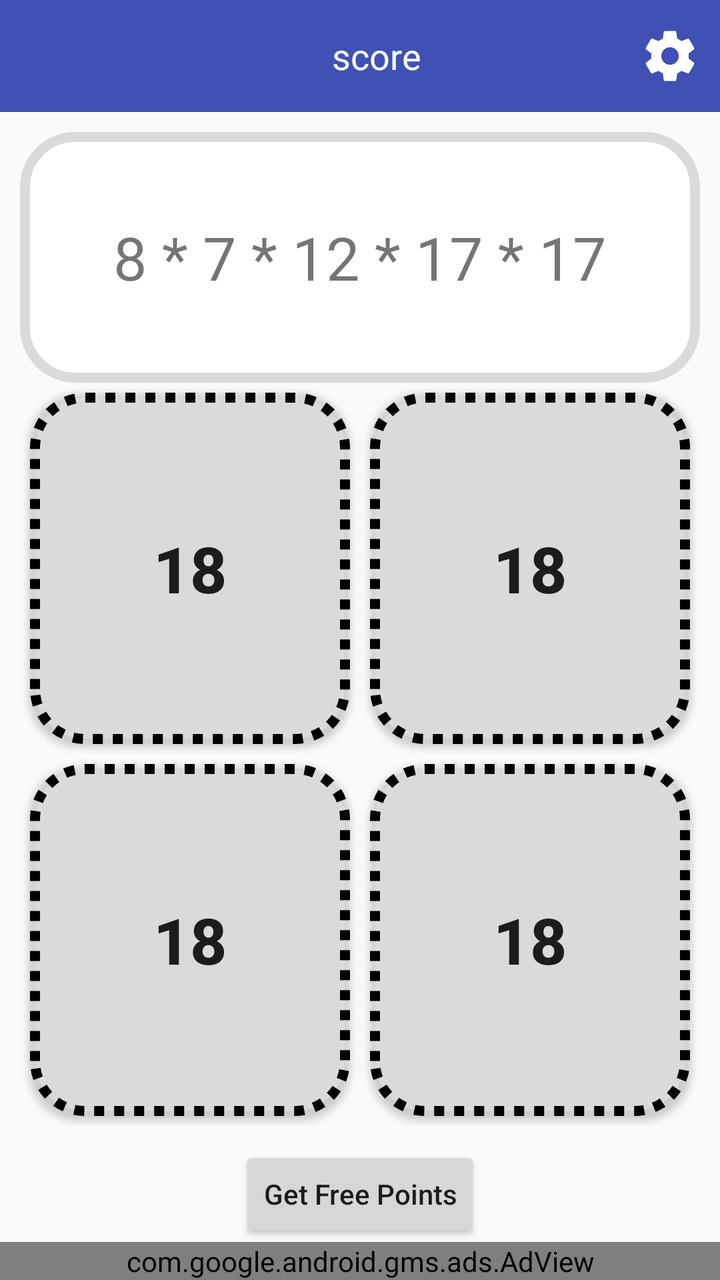
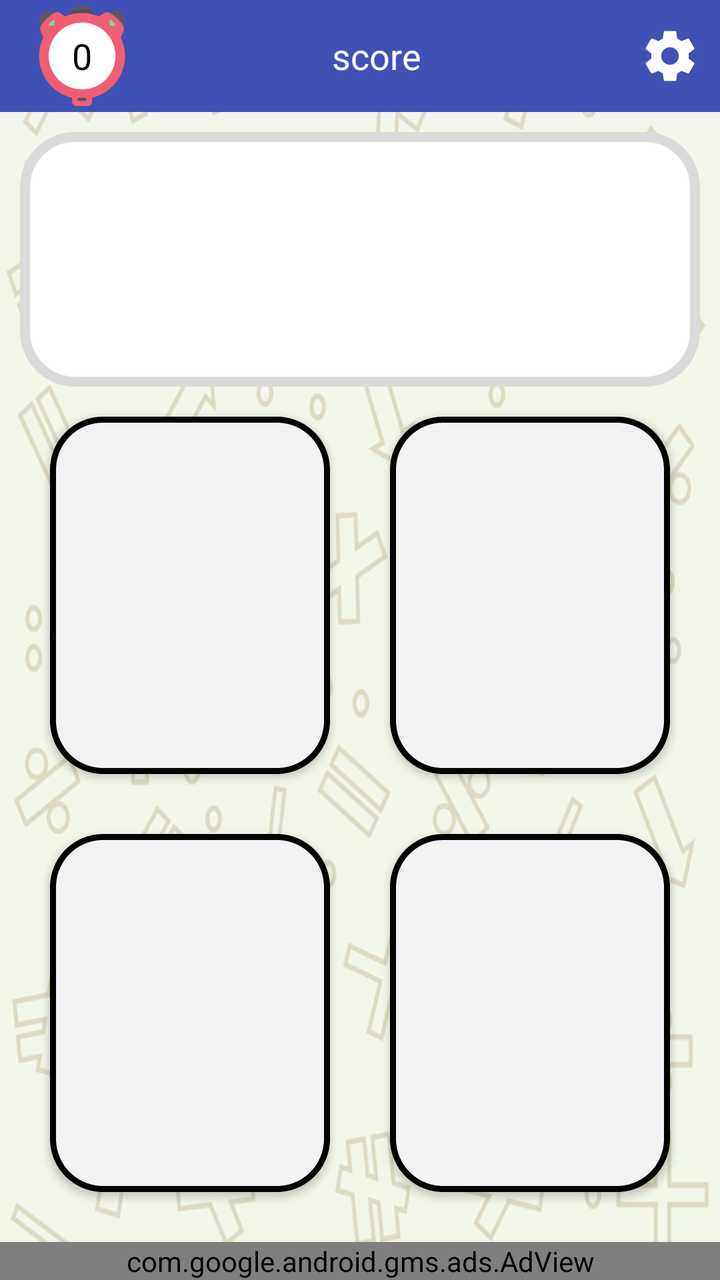

The first picture is an Android layout as it rendered before a commit; the second is the same layout after the commit. The layout source and the unified diff follow.
<!-- AndroidManifest.xml: application theme AppTheme -->
<!-- res/layout/activity_main.xml -->
<?xml version="1.0" encoding="utf-8"?>
<RelativeLayout xmlns:android="http://schemas.android.com/apk/res/android"
    xmlns:app="http://schemas.android.com/apk/res-auto"
    xmlns:tools="http://schemas.android.com/tools"
    android:layout_width="match_parent"
    android:layout_height="match_parent">

    <android.support.v7.widget.Toolbar
        android:id="@+id/main_toolbar"
        android:layout_width="match_parent"
        android:layout_height="wrap_content"
        android:layout_alignParentTop="true"
        android:background="@color/colorPrimary">

        <RelativeLayout

            android:layout_width="match_parent"
            android:layout_height="match_parent">

            <TextView
                android:id="@+id/main_tv_score"
                android:layout_width="wrap_content"
                android:layout_height="wrap_content"
                android:layout_alignParentTop="true"
                android:layout_centerHorizontal="true"
                android:layout_centerVertical="true"
                android:gravity="center_horizontal"
                android:text="score"
                android:textColor="@color/colorWhite"
                android:textSize="18sp" />

            <ImageView
                android:id="@+id/main_iv_setting"
                android:layout_width="50dp"
                android:layout_height="50dp"
                android:layout_alignParentEnd="true"
                android:layout_centerVertical="true"
                android:padding="10dp"
                android:src="@drawable/ic_settings_black_24dp" />
        </RelativeLayout>
    </android.support.v7.widget.Toolbar>

    <LinearLayout
        android:layout_width="match_parent"
        android:layout_height="match_parent"
        android:layout_above="@id/main_btn_to_quiz"
        android:layout_below="@id/main_toolbar"
        android:orientation="vertical"
        android:padding="10dp">

        <TextView
            android:layout_width="match_parent"
            android:layout_height="wrap_content"
            android:layout_weight="1"
            android:background="@drawable/question_background"
            android:gravity="center"
            android:text="8 * 7 * 12 * 17 * 17"
            android:textSize="30sp" />

        <LinearLayout
            android:layout_width="match_parent"
            android:layout_height="wrap_content"
            android:layout_weight="1.5"
            android:orientation="horizontal"
            android:weightSum="2">

            <Button
                android:layout_width="0dp"
                android:layout_height="match_parent"
                android:layout_margin="5dp"
                android:layout_weight="1"
                android:background="@drawable/answers_bacground"
                android:text="18"
                android:textSize="32sp"
                android:textStyle="bold" />

            <Button
                android:layout_width="0dp"
                android:layout_height="match_parent"
                android:layout_margin="5dp"
                android:layout_weight="1"
                android:background="@drawable/answers_bacground"
                android:text="18"
                android:textSize="32sp"
                android:textStyle="bold" />
        </LinearLayout>

        <LinearLayout
            android:layout_width="match_parent"
            android:layout_height="wrap_content"
            android:layout_weight="1.5"
            android:orientation="horizontal">

            <Button
                android:layout_width="0dp"
                android:layout_height="match_parent"
                android:layout_margin="5dp"
                android:layout_weight="1"
                android:background="@drawable/answers_bacground"
                android:text="18"
                android:textSize="32sp"
                android:textStyle="bold" />

            <Button
                android:layout_width="0dp"
                android:layout_height="match_parent"
                android:layout_margin="5dp"
                android:layout_weight="1"
                android:background="@drawable/answers_bacground"
                android:text="18"
                android:textSize="32sp"
                android:textStyle="bold" />
        </LinearLayout>
    </LinearLayout>

    <Button
        android:id="@+id/main_btn_to_quiz"
        android:layout_width="wrap_content"
        android:layout_height="wrap_content"
        android:layout_above="@id/adView"
        android:layout_centerHorizontal="true"
        android:text="Get Free Points"
        android:textAllCaps="false" />

    <com.google.android.gms.ads.AdView xmlns:ads="http://schemas.android.com/apk/res-auto"
        android:id="@+id/adView"
        android:layout_width="match_parent"
        android:layout_height="wrap_content"
        android:layout_alignParentBottom="true"
        android:layout_centerHorizontal="true"
        ads:adSize="SMART_BANNER"
        ads:adUnitId="ca-app-pub-3940256099942544/6300978111" />
</RelativeLayout>
<!-- resources referenced by this layout -->
<resources>
  <color name="colorPrimary">#3F51B5</color>
  <color name="colorWhite">#FFF</color>
  <!-- drawable answers_bacground (drawable) -->
  <?xml version="1.0" encoding="utf-8"?>
  <shape xmlns:android="http://schemas.android.com/apk/res/android">
      <corners android:radius="25dp" />
      <solid android:color="@color/colorGray"/>
      <stroke
          android:width="5dp"
          android:dashGap="5dp"
          android:dashWidth="5dp" />
  </shape>
  <!-- drawable ic_settings_black_24dp (drawable) -->
  <vector xmlns:android="http://schemas.android.com/apk/res/android"
          android:width="24dp"
          android:height="24dp"
          android:viewportWidth="24.0"
          android:viewportHeight="24.0">
      <path
          android:fillColor="#FFFFFFFF"
          android:pathData="M19.43,12.98c0.04,-0.32 0.07,-0.64 0.07,-0.98s-0.03,-0.66 -0.07,-0.98l2.11,-1.65c0.19,-0.15 0.24,-0.42 0.12,-0.64l-2,-3.46c-0.12,-0.22 -0.39,-0.3 -0.61,-0.22l-2.49,1c-0.52,-0.4 -1.08,-0.73 -1.69,-0.98l-0.38,-2.65C14.46,2.18 14.25,2 14,2h-4c-0.25,0 -0.46,0.18 -0.49,0.42l-0.38,2.65c-0.61,0.25 -1.17,0.59 -1.69,0.98l-2.49,-1c-0.23,-0.09 -0.49,0 -0.61,0.22l-2,3.46c-0.13,0.22 -0.07,0.49 0.12,0.64l2.11,1.65c-0.04,0.32 -0.07,0.65 -0.07,0.98s0.03,0.66 0.07,0.98l-2.11,1.65c-0.19,0.15 -0.24,0.42 -0.12,0.64l2,3.46c0.12,0.22 0.39,0.3 0.61,0.22l2.49,-1c0.52,0.4 1.08,0.73 1.69,0.98l0.38,2.65c0.03,0.24 0.24,0.42 0.49,0.42h4c0.25,0 0.46,-0.18 0.49,-0.42l0.38,-2.65c0.61,-0.25 1.17,-0.59 1.69,-0.98l2.49,1c0.23,0.09 0.49,0 0.61,-0.22l2,-3.46c0.12,-0.22 0.07,-0.49 -0.12,-0.64l-2.11,-1.65zM12,15.5c-1.93,0 -3.5,-1.57 -3.5,-3.5s1.57,-3.5 3.5,-3.5 3.5,1.57 3.5,3.5 -1.57,3.5 -3.5,3.5z"/>
  </vector>
  <!-- drawable question_background (drawable) -->
  <?xml version="1.0" encoding="utf-8"?>
  <shape xmlns:android="http://schemas.android.com/apk/res/android">
      <solid android:color="@color/colorWhite" />
      <corners android:radius="25dp" />
      <stroke
          android:width="5dp"
          android:color="@color/colorGray" />
  </shape>
  <style name="AppTheme" parent="Theme.AppCompat.Light.DarkActionBar">
          
          <item name="colorPrimary">@color/colorPrimary</item>
          <item name="colorPrimaryDark">@color/colorPrimaryDark</item>
          <item name="colorAccent">@color/colorAccent</item>
      </style>
  <color name="colorGray">#dadada</color>
  <color name="colorPrimaryDark">#303F9F</color>
  <color name="colorAccent">#FF4081</color>
</resources>

<!-- the commit's change to res/layout/activity_main.xml (unified diff, before → after) -->
@@ -2,8 +2,10 @@
 <RelativeLayout xmlns:android="http://schemas.android.com/apk/res/android"
     xmlns:app="http://schemas.android.com/apk/res-auto"
     xmlns:tools="http://schemas.android.com/tools"
+    android:id="@+id/main_layout"
     android:layout_width="match_parent"
-    android:layout_height="match_parent">
+    android:layout_height="match_parent"
+    android:background="@drawable/app_background">
 
     <android.support.v7.widget.Toolbar
         android:id="@+id/main_toolbar"
@@ -13,9 +15,18 @@
         android:background="@color/colorPrimary">
 
         <RelativeLayout
-
             android:layout_width="match_parent"
             android:layout_height="match_parent">
+
+            <TextView
+                android:id="@+id/main_tv_timer"
+                android:layout_width="50dp"
+                android:layout_height="50dp"
+                android:gravity="center"
+                android:text="0"
+                android:textSize="18sp"
+                android:textColor="@color/colorBlack"
+                android:background="@drawable/ic_chronometer" />
 
             <TextView
                 android:id="@+id/main_tv_score"
@@ -49,12 +60,13 @@
         android:padding="10dp">
 
         <TextView
+            android:id="@+id/main_tv_question"
             android:layout_width="match_parent"
             android:layout_height="wrap_content"
             android:layout_weight="1"
             android:background="@drawable/question_background"
             android:gravity="center"
-            android:text="8 * 7 * 12 * 17 * 17"
+            android:text=""
             android:textSize="30sp" />
 
         <LinearLayout
@@ -65,22 +77,24 @@
             android:weightSum="2">
 
             <Button
+                android:id="@+id/main_btn_answer1"
                 android:layout_width="0dp"
                 android:layout_height="match_parent"
-                android:layout_margin="5dp"
+                android:layout_margin="15dp"
                 android:layout_weight="1"
-                android:background="@drawable/answers_bacground"
-                android:text="18"
+                android:background="@drawable/answers_background"
+                android:text=""
                 android:textSize="32sp"
                 android:textStyle="bold" />
 
             <Button
+                android:id="@+id/main_btn_answer2"
                 android:layout_width="0dp"
                 android:layout_height="match_parent"
-                android:layout_margin="5dp"
+                android:layout_margin="15dp"
                 android:layout_weight="1"
-                android:background="@drawable/answers_bacground"
-                android:text="18"
+                android:background="@drawable/answers_background"
+                android:text=""
                 android:textSize="32sp"
                 android:textStyle="bold" />
         </LinearLayout>
@@ -92,22 +106,24 @@
             android:orientation="horizontal">
 
             <Button
+                android:id="@+id/main_btn_answer3"
                 android:layout_width="0dp"
                 android:layout_height="match_parent"
-                android:layout_margin="5dp"
+                android:layout_margin="15dp"
                 android:layout_weight="1"
-                android:background="@drawable/answers_bacground"
-                android:text="18"
+                android:background="@drawable/answers_background"
+                android:text=""
                 android:textSize="32sp"
                 android:textStyle="bold" />
 
             <Button
+                android:id="@+id/main_btn_answer4"
                 android:layout_width="0dp"
                 android:layout_height="match_parent"
-                android:layout_margin="5dp"
+                android:layout_margin="15dp"
                 android:layout_weight="1"
-                android:background="@drawable/answers_bacground"
-                android:text="18"
+                android:background="@drawable/answers_background"
+                android:text=""
                 android:textSize="32sp"
                 android:textStyle="bold" />
         </LinearLayout>
@@ -120,7 +136,8 @@
         android:layout_above="@id/adView"
         android:layout_centerHorizontal="true"
         android:text="Get Free Points"
-        android:textAllCaps="false" />
+        android:textAllCaps="false"
+        android:visibility="gone" />
 
     <com.google.android.gms.ads.AdView xmlns:ads="http://schemas.android.com/apk/res-auto"
         android:id="@+id/adView"
<!-- resource entries referenced after the edit -->
@@ -1,17 +1,19 @@
 <!-- resources referenced by this layout -->
 <resources>
+  <color name="colorBlack">#000</color>
   <color name="colorPrimary">#3F51B5</color>
   <color name="colorWhite">#FFF</color>
-  <!-- drawable answers_bacground (drawable) -->
+  <!-- drawable answers_background (drawable) -->
   <?xml version="1.0" encoding="utf-8"?>
   <shape xmlns:android="http://schemas.android.com/apk/res/android">
       <corners android:radius="25dp" />
-      <solid android:color="@color/colorGray"/>
+      <solid android:color="#f2f2f2"/>
       <stroke
-          android:width="5dp"
-          android:dashGap="5dp"
+          android:width="3dp"
           android:dashWidth="5dp" />
   </shape>
+  <!-- drawable app_background: png bitmap (drawable-hdpi, 76013 bytes) -->
+  <!-- drawable ic_chronometer: vector/xml drawable (drawable, 2892 chars, omitted) -->
   <!-- drawable ic_settings_black_24dp (drawable) -->
   <vector xmlns:android="http://schemas.android.com/apk/res/android"
           android:width="24dp"
